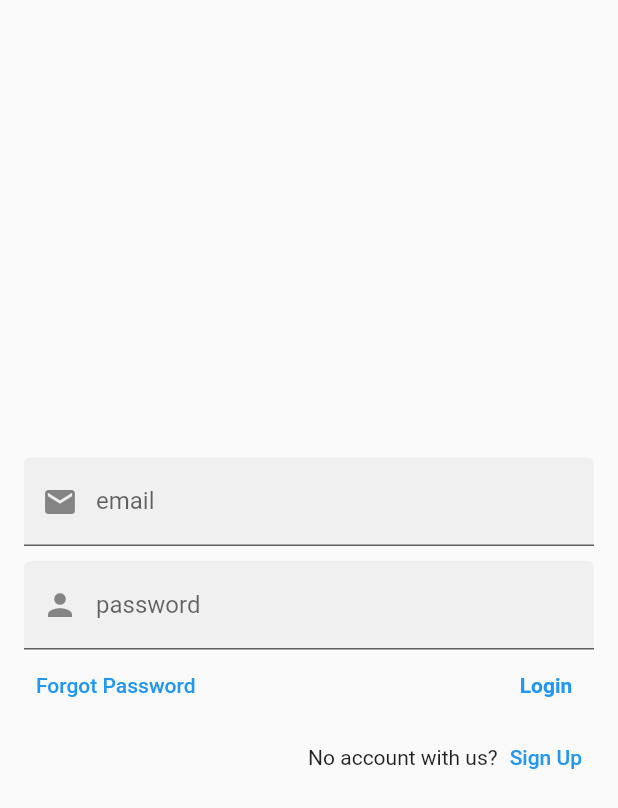
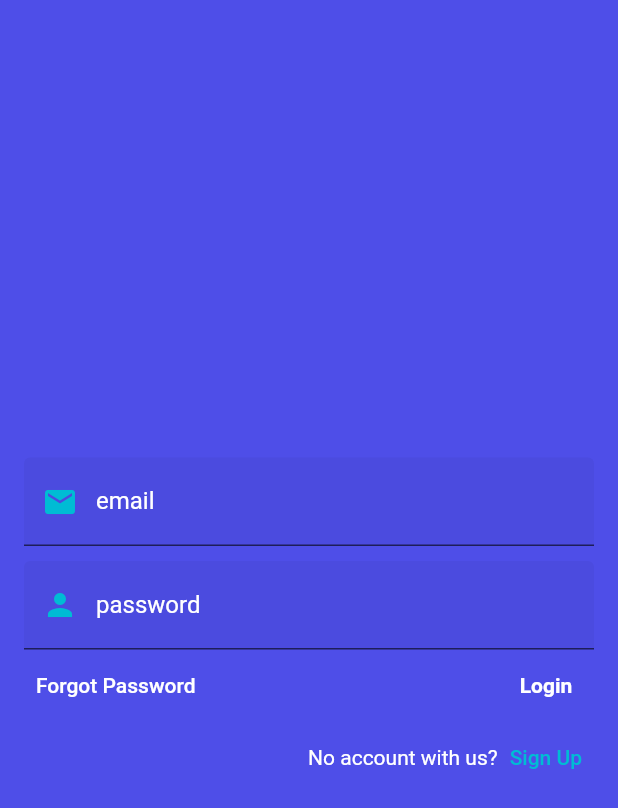
Before and after one commit to sukie2/flutter-smash-it-fantasy-league, a Flutter app: the screen it shows after launch, on a phone screen of 412 x 824 dp. Shown: the top 808 px of the screen. Run offline on Flutter 3.47's test engine with Material 2 defaults, Android fonts, the phone set to English and light mode, and no system bars; drawn by our look-alikes of modal_progress_hud_nsn; our stand-ins replace animated_text_kit, cloud_firestore, firebase_auth, firebase_core, get, google_fonts; accounts and stored records are empty.

Commit message:
Auth screen colour changes

```diff
--- a/lib/constants/text_constants.dart
+++ b/lib/constants/text_constants.dart
@@ -4,7 +4,7 @@ import 'package:flutter/material.dart';
 
 class TextConstants {
   static const TextStyle kPlayerName =
-      TextStyle(fontSize: 18.0, color: Colors.black);
+      TextStyle(fontSize: 18.0, color: Colors.white);
 
   static const TextStyle kPlayerNameInitials =
       TextStyle(fontSize: 24.0, color: Colors.white);
--- a/lib/ui/auth/forgot_password.dart
+++ b/lib/ui/auth/forgot_password.dart
@@ -1,6 +1,7 @@
 import 'package:flutter/cupertino.dart';
 import 'package:flutter/material.dart';
 import 'package:get/get.dart';
+import 'package:smash_it/constants/color_constants.dart';
 import 'package:smash_it/controllers/auth_controller.dart';
 import 'package:smash_it/helpers/validator.dart';
 import 'package:smash_it/ui/auth/login_screen.dart';
@@ -12,6 +13,7 @@ class ForgotPasswordScreen extends StatelessWidget {
   @override
   Widget build(BuildContext context) {
     return Scaffold(
+      backgroundColor: FantasyColors.PrimaryColor,
       appBar: AppBar(
         title: Text('Reset Password'),
       ),
@@ -41,10 +43,8 @@ class ForgotPasswordScreen extends StatelessWidget {
                     title: const Text('Password reset email sent'),
                     actions: <Widget>[
                       TextButton(
-                        onPressed: () => {
-                          Get.back(),
-                          Get.to(() => LoginScreen())
-                        },
+                        onPressed: () =>
+                            {Get.back(), Get.to(() => LoginScreen())},
                         child: const Text('OK'),
                       ),
                     ],
--- a/lib/ui/auth/login_screen.dart
+++ b/lib/ui/auth/login_screen.dart
@@ -3,6 +3,7 @@ import 'package:flutter/material.dart';
 import 'package:flutter/services.dart';
 import 'package:get/get.dart';
 import 'package:modal_progress_hud_nsn/modal_progress_hud_nsn.dart';
+import 'package:smash_it/constants/color_constants.dart';
 import 'package:smash_it/constants/string_constants.dart';
 import 'package:smash_it/controllers/auth_controller.dart';
 import 'package:smash_it/helpers/validator.dart';
@@ -20,6 +21,7 @@ class LoginScreen extends StatelessWidget {
   @override
   Widget build(BuildContext context) {
     return Scaffold(
+      backgroundColor: FantasyColors.PrimaryColor,
       body: Obx(
         () => ModalProgressHUD(
           inAsyncCall: isLoading.value,
@@ -57,7 +59,10 @@ class LoginScreen extends StatelessWidget {
                         onPressed: () {
                           Get.to(() => ForgotPasswordScreen());
                         },
-                        child: Text('Forgot Password'),
+                        child: Text(
+                          'Forgot Password',
+                          style: TextStyle(color: Colors.white),
+                        ),
                       ),
                       SizedBox(height: 10),
                       TextButton(
@@ -86,7 +91,8 @@ class LoginScreen extends StatelessWidget {
                         },
                         child: const Text(
                           'Login',
-                          style: TextStyle(fontWeight: FontWeight.bold),
+                          style: TextStyle(
+                              fontWeight: FontWeight.bold, color: Colors.white),
                         ),
                       ),
                     ],
@@ -94,12 +100,18 @@ class LoginScreen extends StatelessWidget {
                   Row(
                     mainAxisAlignment: MainAxisAlignment.end,
                     children: [
-                      Text('No account with us?'),
+                      Text(
+                        'No account with us?',
+                        style: TextStyle(color: Colors.white),
+                      ),
                       TextButton(
                         onPressed: () async {
                           Get.to(SignUpScreen());
                         },
-                        child: const Text('Sign Up'),
+                        child: const Text(
+                          'Sign Up',
+                          style: TextStyle(color: Colors.cyan),
+                        ),
                       ),
                     ],
                   ),
--- a/lib/ui/auth/sign_up_screen.dart
+++ b/lib/ui/auth/sign_up_screen.dart
@@ -3,6 +3,7 @@ import 'package:flutter/material.dart';
 import 'package:flutter/services.dart';
 import 'package:get/get.dart';
 import 'package:modal_progress_hud_nsn/modal_progress_hud_nsn.dart';
+import 'package:smash_it/constants/color_constants.dart';
 import 'package:smash_it/constants/string_constants.dart';
 import 'package:smash_it/controllers/auth_controller.dart';
 import 'package:smash_it/helpers/validator.dart';
@@ -18,6 +19,7 @@ class SignUpScreen extends StatelessWidget {
   @override
   Widget build(BuildContext context) {
     return Scaffold(
+      backgroundColor: FantasyColors.PrimaryColor,
       body: Obx(
         () => Form(
           key: _formKey,
--- a/lib/ui/widgets/form_input_field_with_icon.dart
+++ b/lib/ui/widgets/form_input_field_with_icon.dart
@@ -27,9 +27,14 @@ class FormInputFieldWithIcon extends StatelessWidget {
   @override
   Widget build(BuildContext context) {
     return TextFormField(
+      style: TextStyle(color: Colors.white, decorationColor: Color(0XFFFFCC00)),
       decoration: InputDecoration(
+        prefixStyle: TextStyle(color: Colors.white),
+        hintStyle: TextStyle(color: Colors.white),
+        suffixStyle: TextStyle(color: Colors.white),
+        labelStyle: TextStyle(color: Colors.white),
         filled: true,
-        prefixIcon: Icon(iconPrefix),
+        prefixIcon: Icon(iconPrefix, color: Colors.cyan),
         labelText: labelText,
       ),
       controller: controller,
```
